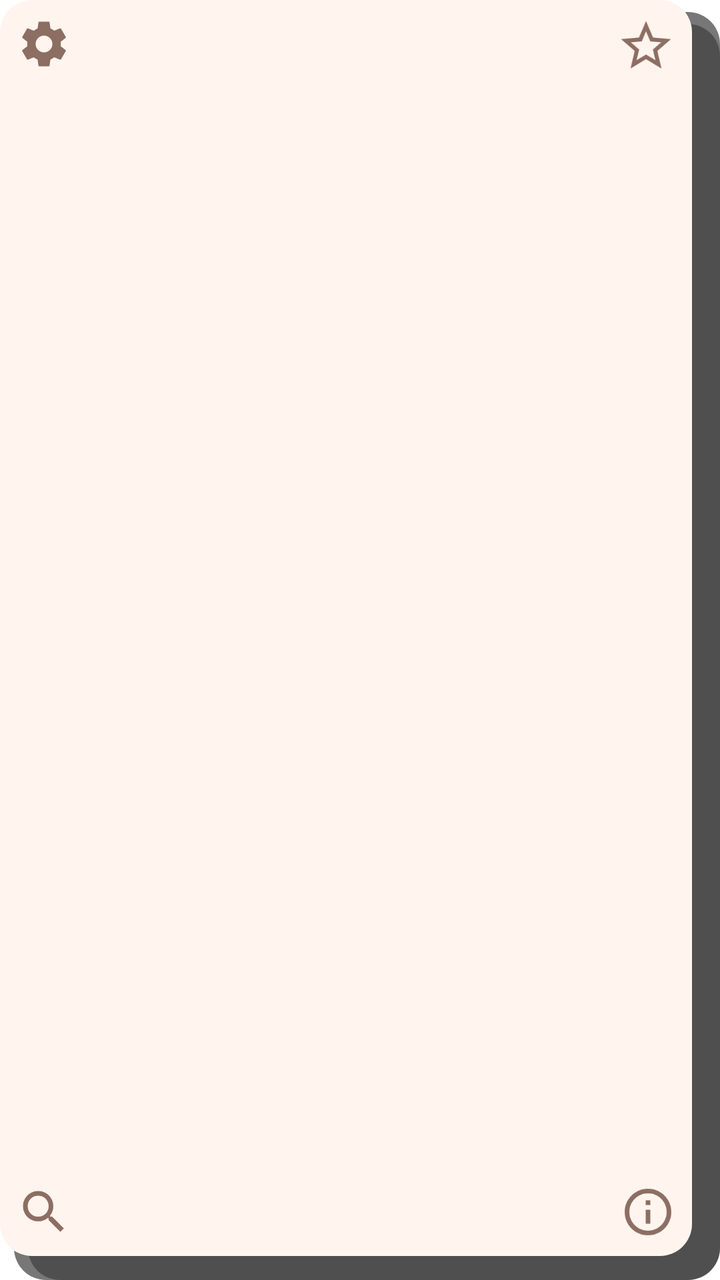
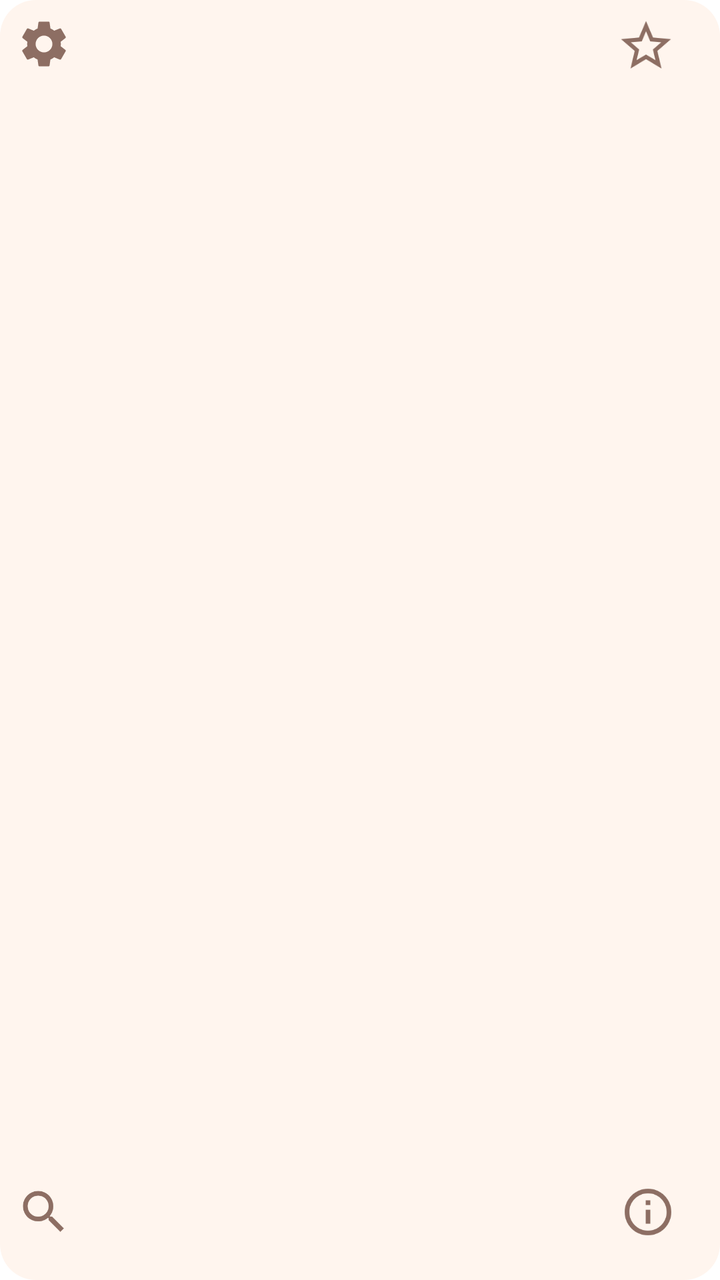

The first picture is an Android layout as it rendered before a commit; the second is the same layout after the commit. The layout source and the unified diff follow.
<!-- AndroidManifest.xml: fallback theme Theme.MaterialComponents.DayNight.NoActionBar -->
<!-- res/layout/word_widget.xml -->
<?xml version="1.0" encoding="utf-8"?>
<FrameLayout xmlns:android="http://schemas.android.com/apk/res/android"
    android:id="@+id/widget_root"
    android:layout_width="match_parent"
    android:layout_height="match_parent">

    <FrameLayout
        android:id="@+id/widget_card"
        android:layout_width="match_parent"
        android:layout_height="match_parent"
        android:background="@drawable/widget_deck_bg">

        <LinearLayout
            android:layout_width="match_parent"
            android:layout_height="match_parent"
            android:orientation="vertical"
            android:gravity="center"
            android:paddingLeft="14dp"
            android:paddingRight="24dp"
            android:paddingTop="10dp"
            android:paddingBottom="22dp">

            <TextView
                android:id="@+id/widget_title"
                android:layout_width="match_parent"
                android:layout_height="0dp"
                android:layout_weight="1"
                android:gravity="center"
                android:textColor="@color/widget_title"
                android:textSize="44sp"
                android:textStyle="bold"
                android:maxLines="2"
                android:ellipsize="end"
                android:autoSizeTextType="uniform"
                android:autoSizeMinTextSize="16sp"
                android:autoSizeMaxTextSize="76sp"
                android:autoSizeStepGranularity="2sp" />

            <TextView
                android:id="@+id/widget_subtitle"
                android:layout_width="match_parent"
                android:layout_height="wrap_content"
                android:gravity="center"
                android:textColor="@color/widget_subtitle"
                android:textSize="15sp"
                android:maxLines="1"
                android:ellipsize="end" />
        </LinearLayout>
    </FrameLayout>

    
    <LinearLayout
        android:layout_width="match_parent"
        android:layout_height="match_parent"
        android:orientation="horizontal">

        <FrameLayout
            android:id="@+id/widget_prev"
            android:layout_width="0dp"
            android:layout_height="match_parent"
            android:layout_weight="1"
            android:contentDescription="@string/widget_previous" />

        <FrameLayout
            android:id="@+id/widget_next"
            android:layout_width="0dp"
            android:layout_height="match_parent"
            android:layout_weight="1"
            android:contentDescription="@string/widget_next" />
    </LinearLayout>

    
    <ImageView
        android:id="@+id/widget_settings"
        android:layout_width="40dp"
        android:layout_height="40dp"
        android:layout_gravity="top|start"
        android:layout_marginLeft="2dp"
        android:layout_marginTop="2dp"
        android:padding="6dp"
        android:src="@drawable/ic_widget_settings"
        android:contentDescription="@string/widget_settings" />

    
    <ImageView
        android:id="@+id/widget_fav"
        android:layout_width="42dp"
        android:layout_height="42dp"
        android:layout_gravity="top|end"
        android:layout_marginRight="16dp"
        android:layout_marginTop="2dp"
        android:padding="6dp"
        android:src="@drawable/ic_widget_star"
        android:contentDescription="@string/widget_favorite" />

    
    <ImageView
        android:id="@+id/widget_info"
        android:layout_width="40dp"
        android:layout_height="40dp"
        android:layout_gravity="bottom|end"
        android:layout_marginRight="16dp"
        android:layout_marginBottom="14dp"
        android:padding="6dp"
        android:src="@drawable/ic_widget_info"
        android:contentDescription="@string/widget_info" />

    
    <ImageView
        android:id="@+id/widget_lens"
        android:layout_width="40dp"
        android:layout_height="40dp"
        android:layout_gravity="bottom|start"
        android:layout_marginLeft="2dp"
        android:layout_marginBottom="14dp"
        android:padding="6dp"
        android:src="@drawable/ic_widget_lens"
        android:contentDescription="@string/widget_lens" />
</FrameLayout>
<!-- resources referenced by this layout -->
<resources>
  <color name="widget_subtitle">#8D6E63</color>
  <color name="widget_title">#000000</color>
  <!-- drawable ic_widget_info (drawable) -->
  <vector xmlns:android="http://schemas.android.com/apk/res/android"
      android:width="24dp" android:height="24dp"
      android:viewportWidth="24" android:viewportHeight="24">
      <path android:fillColor="@color/widget_subtitle"
          android:pathData="M11,7h2v2h-2zM11,11h2v6h-2zM12,2C6.48,2 2,6.48 2,12s4.48,10 10,10 10,-4.48 10,-10S17.52,2 12,2zM12,20c-4.41,0 -8,-3.59 -8,-8s3.59,-8 8,-8 8,3.59 8,8 -3.59,8 -8,8z"/>
  </vector>
  <!-- drawable ic_widget_lens (drawable) -->
  <vector xmlns:android="http://schemas.android.com/apk/res/android"
      android:width="24dp" android:height="24dp"
      android:viewportWidth="24" android:viewportHeight="24">
      <path android:fillColor="@color/widget_subtitle"
          android:pathData="M15.5,14h-0.79l-0.28,-0.27C15.41,12.59 16,11.11 16,9.5 16,5.91 13.09,3 9.5,3S3,5.91 3,9.5 5.91,16 9.5,16c1.61,0 3.09,-0.59 4.23,-1.57l0.27,0.28v0.79l5,4.99L20.49,19l-4.99,-5zM9.5,14C7.01,14 5,11.99 5,9.5S7.01,5 9.5,5 14,7.01 14,9.5 11.99,14 9.5,14z"/>
  </vector>
  <!-- drawable ic_widget_star (drawable) -->
  <vector xmlns:android="http://schemas.android.com/apk/res/android"
      android:width="24dp" android:height="24dp"
      android:viewportWidth="24" android:viewportHeight="24">
      <path android:fillColor="@color/widget_subtitle"
          android:pathData="M22,9.24l-7.19,-0.62L12,2 9.19,8.62 2,9.24l5.46,4.73L5.82,21 12,17.27 18.18,21l-1.63,-7.03L22,9.24zM12,15.4l-3.76,2.27 1,-4.28 -3.32,-2.88 4.38,-0.38L12,6.1l1.71,4.04 4.38,0.38 -3.32,2.88 1,4.28L12,15.4z"/>
  </vector>
  <!-- drawable widget_deck_bg (drawable) -->
  <?xml version="1.0" encoding="utf-8"?>
  <layer-list xmlns:android="http://schemas.android.com/apk/res/android">
      <item android:left="14dp" android:top="12dp">
          <shape android:shape="rectangle">
              <solid android:color="#55000000" />
              <corners android:radius="16dp" />
          </shape>
      </item>
      <item android:left="7dp" android:top="6dp">
          <shape android:shape="rectangle">
              <solid android:color="#88000000" />
              <corners android:radius="16dp" />
          </shape>
      </item>
      <item android:right="14dp" android:bottom="12dp">
          <shape android:shape="rectangle">
              <solid android:color="@color/widget_background" />
              <corners android:radius="16dp" />
          </shape>
      </item>
  </layer-list>
  <string name="widget_favorite">Favori</string>
  <string name="widget_info">Anlamı</string>
  <string name="widget_lens">Ekran merceği</string>
  <string name="widget_next">Sonraki</string>
  <string name="widget_previous">Önceki</string>
  <string name="widget_settings">Ayarlar</string>
  <color name="widget_background">#FFF5EE</color>
  <!-- unchanged entries left out for length: 1 -->
</resources>

<!-- the commit's change to res/layout/word_widget.xml (unified diff, before → after) -->
@@ -8,7 +8,7 @@
         android:id="@+id/widget_card"
         android:layout_width="match_parent"
         android:layout_height="match_parent"
-        android:background="@drawable/widget_deck_bg">
+        android:background="@drawable/widget_card_bg">
 
         <LinearLayout
             android:layout_width="match_parent"
<!-- resource entries referenced after the edit -->
@@ -23,28 +23,13 @@
       <path android:fillColor="@color/widget_subtitle"
           android:pathData="M22,9.24l-7.19,-0.62L12,2 9.19,8.62 2,9.24l5.46,4.73L5.82,21 12,17.27 18.18,21l-1.63,-7.03L22,9.24zM12,15.4l-3.76,2.27 1,-4.28 -3.32,-2.88 4.38,-0.38L12,6.1l1.71,4.04 4.38,0.38 -3.32,2.88 1,4.28L12,15.4z"/>
   </vector>
-  <!-- drawable widget_deck_bg (drawable) -->
+  <!-- drawable widget_card_bg (drawable) -->
   <?xml version="1.0" encoding="utf-8"?>
-  <layer-list xmlns:android="http://schemas.android.com/apk/res/android">
-      <item android:left="14dp" android:top="12dp">
-          <shape android:shape="rectangle">
-              <solid android:color="#55000000" />
-              <corners android:radius="16dp" />
-          </shape>
-      </item>
-      <item android:left="7dp" android:top="6dp">
-          <shape android:shape="rectangle">
-              <solid android:color="#88000000" />
-              <corners android:radius="16dp" />
-          </shape>
-      </item>
-      <item android:right="14dp" android:bottom="12dp">
-          <shape android:shape="rectangle">
-              <solid android:color="@color/widget_background" />
-              <corners android:radius="16dp" />
-          </shape>
-      </item>
-  </layer-list>
+  <shape xmlns:android="http://schemas.android.com/apk/res/android"
+      android:shape="rectangle">
+      <solid android:color="@color/widget_background" />
+      <corners android:radius="18dp" />
+  </shape>
   <string name="widget_favorite">Favori</string>
   <string name="widget_info">Anlamı</string>
   <string name="widget_lens">Ekran merceği</string>
